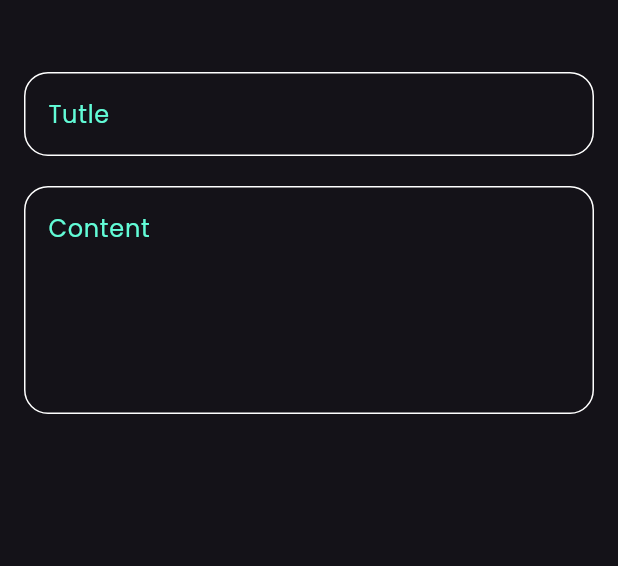
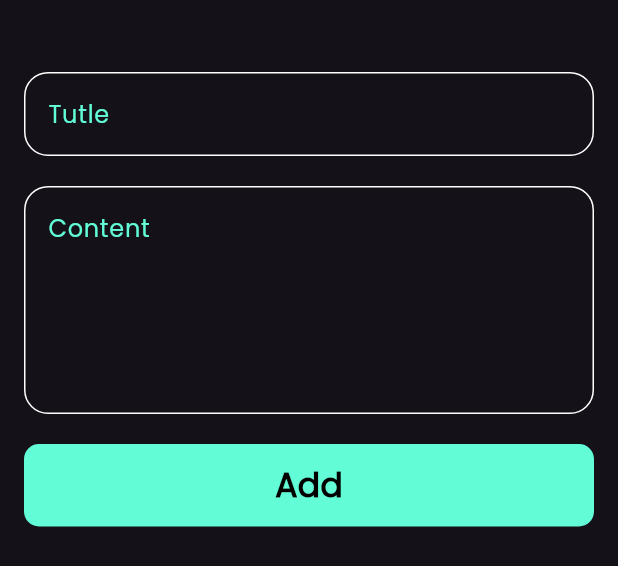
Before and after one commit to AbdallaElsayed244/notes_app, a Flutter app: the AddNoteBottomSheet widget shown alone on an empty page, opened directly, on a phone screen of 412 x 824 dp. Shown: the top 566 px of the screen. Run offline on Flutter 3.47's test engine with Material 3 defaults, Android fonts, the phone set to English and light mode, and no system bars; our stand-ins replace font_awesome_flutter.

Commit message:
finished bottom sheet

```diff
--- a/lib/widgets/add_note_bottom_sheet.dart
+++ b/lib/widgets/add_note_bottom_sheet.dart
@@ -1,4 +1,5 @@
 import 'package:flutter/material.dart';
+import 'package:todo_app/widgets/custom_button.dart';
 import 'package:todo_app/widgets/custom_text_field.dart';
 
 class AddNoteBottomSheet extends StatelessWidget {
@@ -8,6 +9,7 @@ class AddNoteBottomSheet extends StatelessWidget {
   Widget build(BuildContext context) {
     return Padding(
       padding: const EdgeInsets.symmetric(horizontal: 16.0, vertical: 16.0),
+      child: SingleChildScrollView(
         child: Column(
           children: [
             const SizedBox(height: 32),
@@ -19,7 +21,13 @@ class AddNoteBottomSheet extends StatelessWidget {
               hintText: 'Content',
               maxLines: 5,
             ),
+            const SizedBox(height: 20),
+            const AddNoteButton(
+              text: 'Add',
+            ),
+            const SizedBox(height: 20),
           ],
+        ),
       ),
     );
   }
--- /dev/null
+++ b/lib/widgets/custom_button.dart
@@ -0,0 +1,27 @@
+import 'package:flutter/material.dart';
+import 'package:todo_app/constants.dart';
+
+class AddNoteButton extends StatelessWidget {
+  final String text;
+  final Function()? function;
+  const AddNoteButton({super.key, required this.text, this.function});
+
+  @override
+  Widget build(BuildContext context) {
+    return Container(
+        width: MediaQuery.of(context).size.width,
+        height: 55,
+        decoration: BoxDecoration(
+            borderRadius: BorderRadius.circular(10), color: primarycolor),
+        child: Center(
+          child: Text(
+            text,
+            style: const TextStyle(
+              color: Colors.black,
+              fontSize: 22,
+              fontWeight: FontWeight.bold,
+            ),
+          ),
+        ));
+  }
+}
```
Lines whose indentation alone changed are shown as unchanged.
